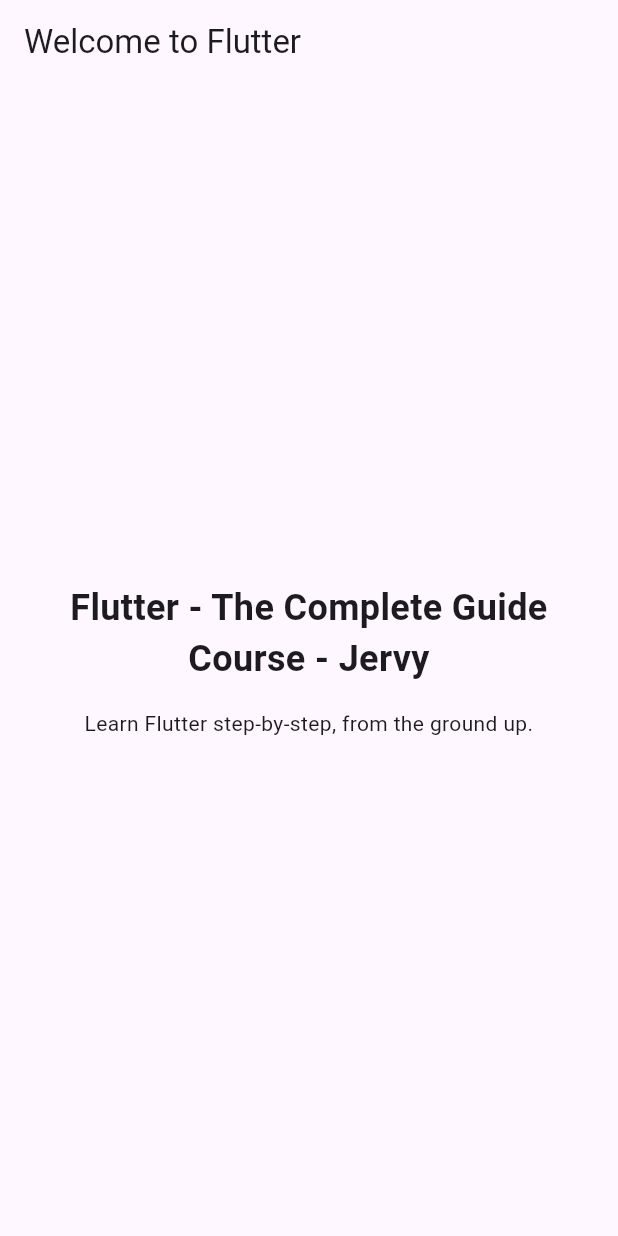
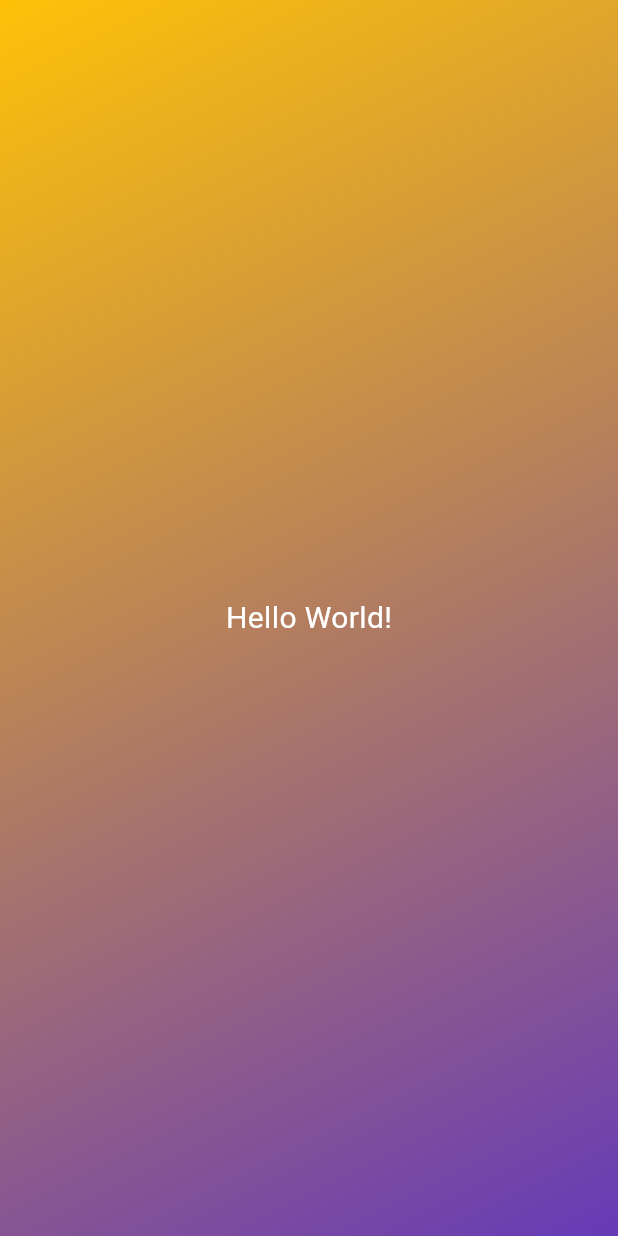
Before and after one commit to jervygu/flutter_first_app, a Flutter app: the screen it shows after launch, on a phone screen of 412 x 824 dp. Run offline on Flutter 3.47's test engine with Material 3 defaults, Android fonts, the phone set to English and light mode, and no system bars.

Commit message:
### Flutter Course
* White Hello World Text in center with gradient background color.

```diff
--- a/first_app/lib/main.dart
+++ b/first_app/lib/main.dart
@@ -1,56 +1,34 @@
 import 'package:flutter/material.dart';
 
 void main() {
-  runApp(const MyApp());
-}
-
-// With Flutter, you create user interfaces by combining "widgets"
-// You'll learn all about them (and much more) throughout this course!
-class MyApp extends StatelessWidget {
-  const MyApp({super.key});
-
-  // Every custom widget must have a build() method
-  // It tells Flutter, which widgets make up your custom widget
-  // Again: You'll learn all about that throughout the course!
-  @override
-  Widget build(BuildContext context) {
-    // Below, a bunch of built-in widgets are used (provided by Flutter)
-    // They will be explained in the next sections
-    // In this course, you will, of course, not just use them a lot but
-    // also learn about many other widgets!
-    return MaterialApp(
-      title: 'Flutter First App',
-      theme: ThemeData(useMaterial3: true),
+  runApp(
+    MaterialApp(
       home: Scaffold(
-        appBar: AppBar(
-          title: const Text('Welcome to Flutter'),
-        ),
+        backgroundColor: Colors.deepPurple,
         body: Container(
-          width: double.infinity,
-          padding: const EdgeInsets.all(12),
-          child: Column(
-            mainAxisAlignment: MainAxisAlignment.center,
-            crossAxisAlignment: CrossAxisAlignment.center,
-            children: const [
-              Text(
-                'Flutter - The Complete Guide Course - Jervy',
-                textAlign: TextAlign.center,
-                style: TextStyle(
-                  fontSize: 24,
-                  fontWeight: FontWeight.bold,
-                ),
+          decoration: const BoxDecoration(
+            gradient: LinearGradient(
+              colors: [
+                Colors.amber,
+                Colors.deepPurple,
+              ],
+              begin: Alignment.topLeft,
+              end: Alignment.bottomRight,
+            ),
+          ),
+          child: const Center(
+            child: Text(
+              'Hello World!',
+              style: TextStyle(
+                color: Colors.white,
+                fontSize: 20,
               ),
-              SizedBox(height: 16),
-              Text(
-                'Learn Flutter step-by-step, from the ground up.',
-                textAlign: TextAlign.center,
-              ),
-            ],
+            ),
           ),
         ),
       ),
-    );
-  }
+    ),
+  );
 }
 
 
@@ -82,6 +60,107 @@ class MyApp extends StatelessWidget {
 
 
 
+
+
+
+
+
+
+
+
+
+
+
+
+
+
+
+
+
+// import 'package:flutter/material.dart';
+
+// void main() {
+//   runApp(const MyApp());
+// }
+
+// // With Flutter, you create user interfaces by combining "widgets"
+// // You'll learn all about them (and much more) throughout this course!
+// class MyApp extends StatelessWidget {
+//   const MyApp({super.key});
+
+//   // Every custom widget must have a build() method
+//   // It tells Flutter, which widgets make up your custom widget
+//   // Again: You'll learn all about that throughout the course!
+//   @override
+//   Widget build(BuildContext context) {
+//     // Below, a bunch of built-in widgets are used (provided by Flutter)
+//     // They will be explained in the next sections
+//     // In this course, you will, of course, not just use them a lot but
+//     // also learn about many other widgets!
+//     return MaterialApp(
+//       title: 'Flutter First App',
+//       theme: ThemeData(useMaterial3: true),
+//       home: Scaffold(
+//         appBar: AppBar(
+//           title: const Text('Welcome to Flutter'),
+//         ),
+//         body: Container(
+//           width: double.infinity,
+//           padding: const EdgeInsets.all(12),
+//           child: Column(
+//             mainAxisAlignment: MainAxisAlignment.center,
+//             crossAxisAlignment: CrossAxisAlignment.center,
+//             children: const [
+//               Text(
+//                 'Flutter - The Complete Guide Course - Jerdvy',
+//                 textAlign: TextAlign.center,
+//                 style: TextStyle(
+//                   fontSize: 24,
+//                   fontWeight: FontWeight.bold,
+//                 ),
+//               ),
+//               SizedBox(height: 16),
+//               Text(
+//                 'Learn Flutter step-by-step, from the ground up.',
+//                 textAlign: TextAlign.center,
+//               ),
+//             ],
+//           ),
+//         ),
+//       ),
+//     );
+//   }
+// }
+
+
+
+
+
+
+
+
+
+
+
+
+
+
+
+
+
+
+
+
+
+
+
+
+
+
+
+
+
+// ================================================
 
 
 
```
